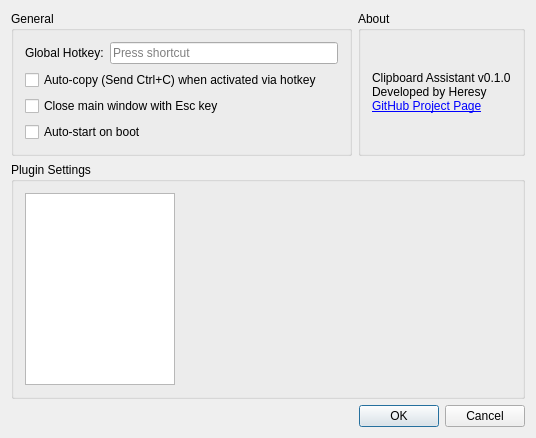
Before: the Qt Designer form ClipboardAssistant/Setting.ui in KHeresy/ClipboardAssistant, drawn with Qt 5.
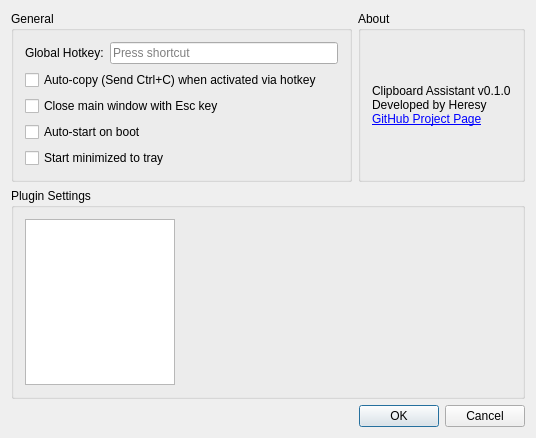
After: the same form once the commit is applied.

```diff
--- a/ClipboardAssistant/Setting.ui
+++ b/ClipboardAssistant/Setting.ui
@@ -60,6 +60,13 @@
           </property>
          </widget>
         </item>
+        <item>
+         <widget class="QCheckBox" name="checkBoxStartMinimized">
+          <property name="text">
+           <string>Start minimized to tray</string>
+          </property>
+         </widget>
+        </item>
        </layout>
       </widget>
      </item>
```
